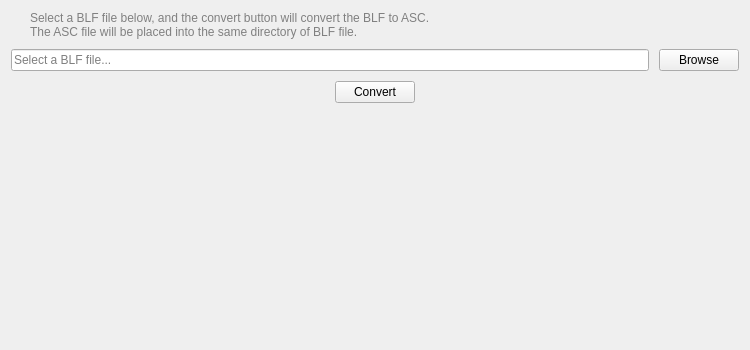
Above: ui/page/Converter.ui from JoelZhu/CANTool before the change. Below: the same form after it.
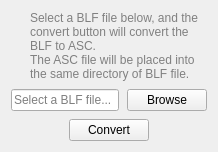
That is the form after the change.

What changed in the file:
```diff
--- a/ui/page/Converter.ui
+++ b/ui/page/Converter.ui
@@ -2,24 +2,16 @@
 <ui version="4.0">
     <class>ConverterWidget</class>
     <widget class="QWidget" name="ConverterWidget">
-        <property name="geometry">
-            <rect>
-                <x>0</x>
-                <y>0</y>
-                <width>750</width>
-                <height>350</height>
-            </rect>
-        </property>
         <layout class="QGridLayout" name="gridLayout">
             <property name="horizontalSpacing">
-                <number>10</number>
+                <number>8</number>
             </property>
             <property name="verticalSpacing">
-                <number>10</number>
+                <number>8</number>
             </property>
 
             <!-- 第 0 行：提示标签 -->
-            <item row="0" column="0" colspan="10">
+            <item row="0" column="0" colspan="8">
                 <widget class="QLabel" name="labelHint">
                     <property name="text">
                         <string>
@@ -37,7 +29,7 @@
             </item>
 
             <!-- 第 1 行：文件选择框 -->
-            <item row="1" column="0" colspan="10">
+            <item row="1" column="0" colspan="8">
                 <layout class="QHBoxLayout" name="fileLayout">
                     <item>
                         <widget class="QLineEdit" name="filePathEdit">
@@ -63,7 +55,7 @@
             </item>
 
             <!-- 第 2 行：解析按钮 -->
-            <item row="2" column="0" colspan="10" alignment="Qt::AlignHCenter">
+            <item row="2" column="0" colspan="8" alignment="Qt::AlignHCenter">
                 <widget class="QPushButton" name="convertButton">
                     <property name="text">
                         <string>Convert</string>
```
